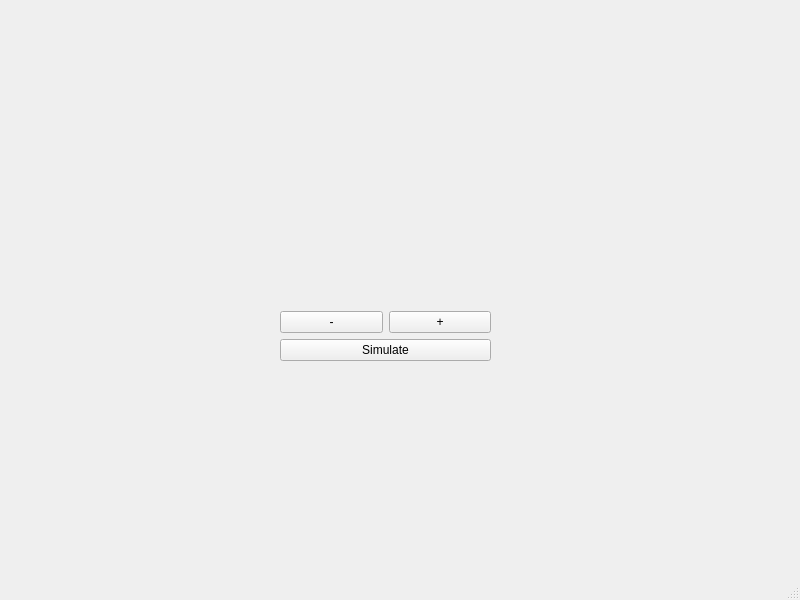
This is src/ui/MainWindow.ui in Master-EEA-SME/SailingBoatSimulatorSW as Qt 5 draws it before an edit. The edited form follows.
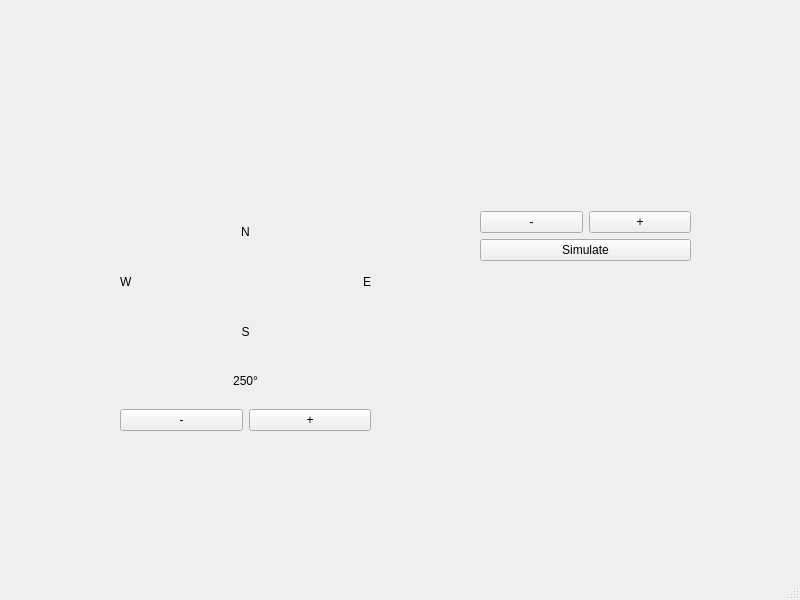
This is the edited form. Custom widgets are drawn as their Qt base class.

Commit message: #2 Labels point cardinaux, valeur numérique et boutons de ctrl

Patch:
```diff
--- a/src/ui/MainWindow.ui
+++ b/src/ui/MainWindow.ui
@@ -17,8 +17,8 @@
    <widget class="QWidget" name="verticalLayoutWidget_2">
     <property name="geometry">
      <rect>
-      <x>280</x>
-      <y>140</y>
+      <x>480</x>
+      <y>40</y>
       <width>211</width>
       <height>221</height>
      </rect>
@@ -63,6 +63,96 @@
      </item>
     </layout>
    </widget>
+   <widget class="QWidget" name="verticalLayoutWidget">
+    <property name="geometry">
+     <rect>
+      <x>120</x>
+      <y>210</y>
+      <width>251</width>
+      <height>221</height>
+     </rect>
+    </property>
+    <layout class="QVBoxLayout" name="CompassLayout">
+     <item>
+      <widget class="QLabel" name="NorthLabel">
+       <property name="layoutDirection">
+        <enum>Qt::LeftToRight</enum>
+       </property>
+       <property name="text">
+        <string>N</string>
+       </property>
+       <property name="alignment">
+        <set>Qt::AlignCenter</set>
+       </property>
+      </widget>
+     </item>
+     <item>
+      <layout class="QHBoxLayout" name="CompassSubLayout1">
+       <item>
+        <widget class="QLabel" name="WestLabel">
+         <property name="text">
+          <string>W</string>
+         </property>
+        </widget>
+       </item>
+       <item>
+        <widget class="QWidget" name="CompassWidget" native="true"/>
+       </item>
+       <item>
+        <widget class="QLabel" name="EastLabel">
+         <property name="text">
+          <string>E</string>
+         </property>
+         <property name="alignment">
+          <set>Qt::AlignRight|Qt::AlignTrailing|Qt::AlignVCenter</set>
+         </property>
+        </widget>
+       </item>
+      </layout>
+     </item>
+     <item>
+      <widget class="QLabel" name="SouthLabel">
+       <property name="text">
+        <string>S</string>
+       </property>
+       <property name="alignment">
+        <set>Qt::AlignCenter</set>
+       </property>
+      </widget>
+     </item>
+     <item>
+      <widget class="QLabel" name="CompassValueLabel">
+       <property name="text">
+        <string>250°</string>
+       </property>
+       <property name="textFormat">
+        <enum>Qt::AutoText</enum>
+       </property>
+       <property name="alignment">
+        <set>Qt::AlignCenter</set>
+       </property>
+      </widget>
+     </item>
+     <item>
+      <layout class="QHBoxLayout" name="CompassSubLayout2">
+       <item>
+        <widget class="QPushButton" name="CompassTurnLeftButton">
+         <property name="text">
+          <string>-</string>
+         </property>
+        </widget>
+       </item>
+       <item>
+        <widget class="QPushButton" name="CompassTurnRightButton">
+         <property name="text">
+          <string>+</string>
+         </property>
+        </widget>
+       </item>
+      </layout>
+     </item>
+    </layout>
+   </widget>
   </widget>
   <widget class="QMenuBar" name="menubar">
    <property name="geometry">
```
Left out of the diff: 6 changed lines with no effect on the pictures. The commit also changes 1 other file.
